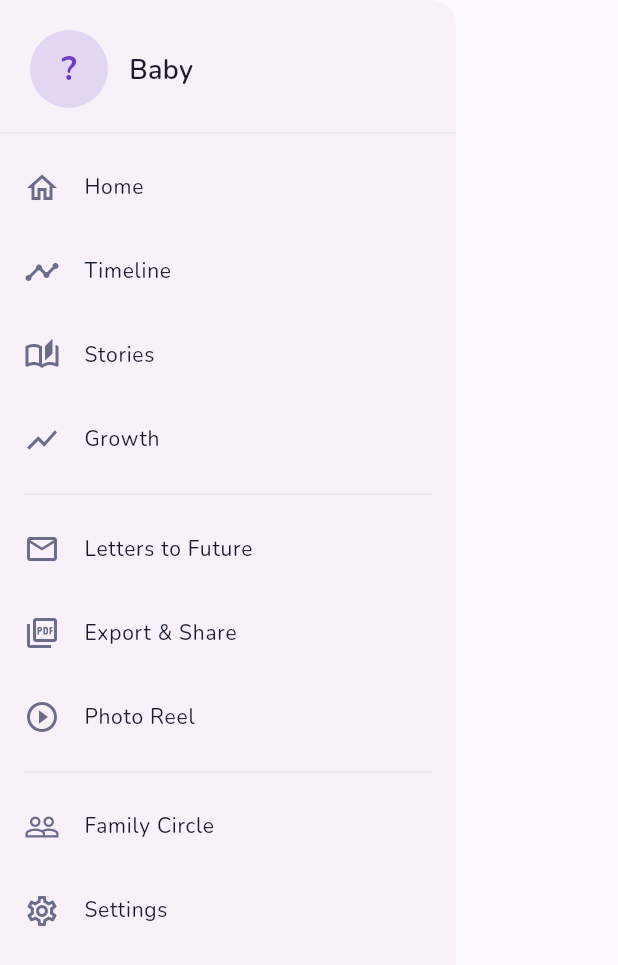
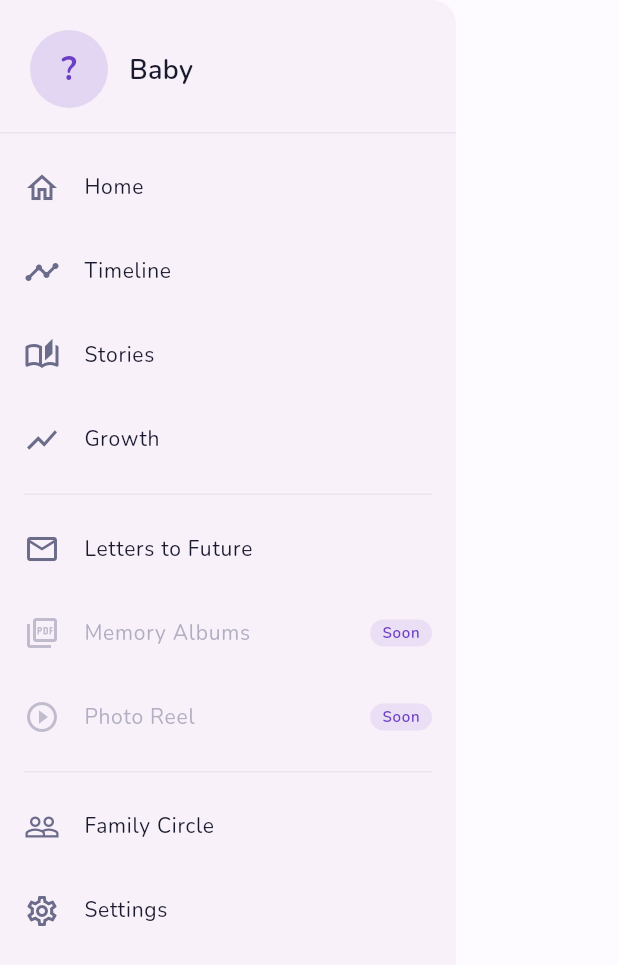
Before and after one commit to suraj-0023/little_steps, a Flutter app: the AppDrawer widget shown alone on an empty page, opened directly, on a phone screen of 412 x 824 dp. Shown: the top 965 px of the screen. Run offline on Flutter 3.47's test engine with Material 3 defaults, Android fonts, the phone set to English and light mode, and no system bars; our stand-ins replace audioplayers, cached_network_image, cloud_firestore, cloud_functions, connectivity_plus, firebase_analytics and 20 more; missing offline and left inert: encrypt, firebase_app_check, google_mlkit_image_labeling, home_widget, record; accounts and stored records are empty.

Commit message:
feat: mark Memory Albums and Photo Reel as Coming Soon
- Drawer tiles show 'Soon' badge and greyed-out styling
- More Hub cards show 'Coming Soon!' subtitle and badge
- Tapping either shows a snackbar instead of navigating
- Routes kept intact for easy re-enablement later

```diff
--- a/little_steps/lib/shared/app_drawer.dart
+++ b/little_steps/lib/shared/app_drawer.dart
@@ -18,7 +18,7 @@ class AppDrawer extends ConsumerWidget {
 
   static const _featureItems = [
     (icon: Icons.mail_outline, activeIcon: Icons.mail, label: 'Letters to Future', path: '/letters'),
-    (icon: Icons.picture_as_pdf_outlined, activeIcon: Icons.picture_as_pdf, label: 'Export & Share', path: '/export'),
+    (icon: Icons.picture_as_pdf_outlined, activeIcon: Icons.picture_as_pdf, label: 'Memory Albums', path: '/export'),
     (icon: Icons.play_circle_outline, activeIcon: Icons.play_circle, label: 'Photo Reel', path: '/reel'),
   ];
 
@@ -120,17 +120,32 @@ class AppDrawer extends ConsumerWidget {
                         EdgeInsets.symmetric(horizontal: 16, vertical: 8),
                     child: Divider(),
                   ),
-                  ..._featureItems.map((item) => _DrawerTile(
+                  ..._featureItems.map((item) {
+                    final comingSoon = item.path == '/export' || item.path == '/reel';
+                    return _DrawerTile(
                       icon: Icon(item.icon),
                       selectedIcon: Icon(item.activeIcon),
                       label: item.label,
-                        selected: location == item.path ||
-                            location.startsWith(item.path),
+                      selected: !comingSoon &&
+                          (location == item.path ||
+                              location.startsWith(item.path)),
+                      comingSoon: comingSoon,
                       onTap: () {
+                        if (comingSoon) {
+                          Navigator.of(context).pop();
+                          ScaffoldMessenger.of(context).showSnackBar(
+                            SnackBar(
+                              content: Text('${item.label} is coming soon!'),
+                              duration: const Duration(seconds: 2),
+                            ),
+                          );
+                        } else {
                           Navigator.of(context).pop();
                           context.go(item.path);
+                        }
                       },
-                      )),
+                    );
+                  }),
                   const Padding(
                     padding:
                         EdgeInsets.symmetric(horizontal: 16, vertical: 8),
@@ -164,28 +179,60 @@ class _DrawerTile extends StatelessWidget {
     required this.label,
     required this.selected,
     required this.onTap,
+    this.comingSoon = false,
   });
   final Widget icon;
   final Widget selectedIcon;
   final String label;
   final bool selected;
   final VoidCallback onTap;
+  final bool comingSoon;
 
   @override
   Widget build(BuildContext context) {
     return ListTile(
       leading: IconTheme(
         data: IconThemeData(
-          color: selected ? AppColors.primary : AppColors.textSecondary,
+          color: comingSoon
+              ? AppColors.textSecondary.withValues(alpha: 0.4)
+              : selected
+                  ? AppColors.primary
+                  : AppColors.textSecondary,
         ),
         child: selected ? selectedIcon : icon,
       ),
-      title: Text(
+      title: Row(
+        children: [
+          Expanded(
+            child: Text(
               label,
               style: AppTextStyles.body.copyWith(
-          color: selected ? AppColors.primary : null,
+                color: comingSoon
+                    ? AppColors.textSecondary.withValues(alpha: 0.5)
+                    : selected
+                        ? AppColors.primary
+                        : null,
                 fontWeight: selected ? FontWeight.w600 : FontWeight.normal,
               ),
+            ),
+          ),
+          if (comingSoon)
+            Container(
+              padding: const EdgeInsets.symmetric(horizontal: 8, vertical: 2),
+              decoration: BoxDecoration(
+                color: AppColors.primary.withValues(alpha: 0.1),
+                borderRadius: BorderRadius.circular(10),
+              ),
+              child: Text(
+                'Soon',
+                style: AppTextStyles.caption.copyWith(
+                  fontSize: 10,
+                  color: AppColors.primary,
+                  fontWeight: FontWeight.w600,
+                ),
+              ),
+            ),
+        ],
       ),
       selected: selected,
       selectedTileColor: AppColors.primary.withValues(alpha: 0.08),
```
Also changed, not shown: little_steps/lib/features/settings/screens/more_hub_screen.dart (added, +297 -0 lines). Lines whose indentation alone changed are shown as unchanged.
